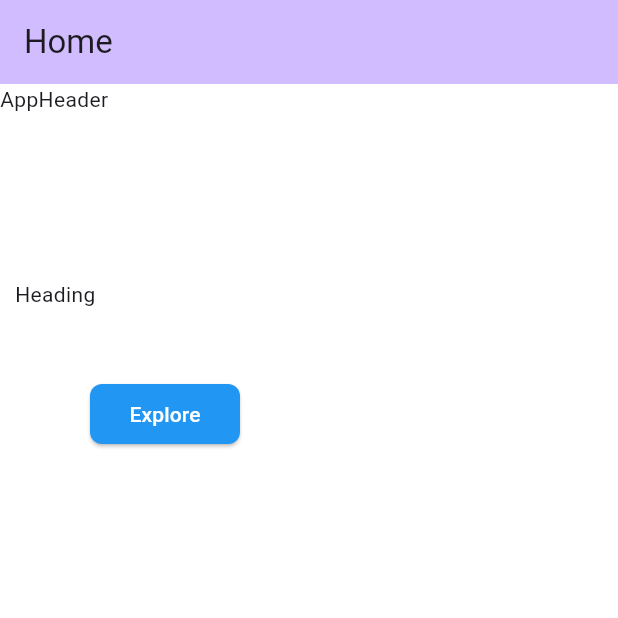
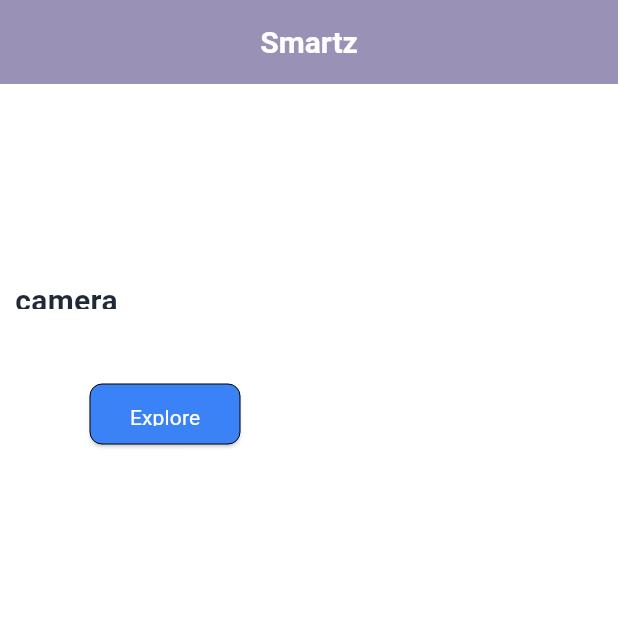
Before and after one commit to xueyiy/app-creator-ios, a Flutter app: the screen it shows after launch, on a phone screen of 412 x 824 dp, the top half of it. Run offline on Flutter 3.47's test engine with Material 3 defaults, Android fonts, the light colour scheme and no system bars.

Commit message:
Sync iOS build files from main project
- Updated Flutter app
- Updated TestFlight service
- Updated minimal package.json (preserves main backend)
- Updated GitHub Actions workflow

Synced at: Mon Aug  4 11:54:57 CDT 2025

```diff
--- a/flutter_app/lib/main.dart
+++ b/flutter_app/lib/main.dart
@@ -24,12 +24,22 @@ class HomeScreen extends StatelessWidget {
   Widget build(BuildContext context) {
     return Scaffold(
       appBar: AppBar(
-        title: Text('Home'),
-        backgroundColor: Theme.of(context).colorScheme.inversePrimary,
+        title: Text(
+          'Smartz',
+          style: TextStyle(
+            fontSize: 20,
+            color: Color(0xFFFFFFFF),
+            fontWeight: FontWeight.w600,
+          ),
+        ),
+        backgroundColor: Color(0xFF9D94B8),
+        foregroundColor: Color(0xFFFFFFFF),
+        elevation: 1,
+        centerTitle: true,
       ),
       body: Container(
-        width: double.infinity,
-        height: double.infinity,
+        width: MediaQuery.of(context).size.width,
+        height: MediaQuery.of(context).size.height - AppBar().preferredSize.height - MediaQuery.of(context).padding.top,
         color: Color(0xFFFFFFFF),
         child: Stack(
           children: [
@@ -43,15 +53,23 @@ class HomeScreen extends StatelessWidget {
                   // Add button action here
                 },
                 style: ElevatedButton.styleFrom(
-                  backgroundColor: Color(0xFF2196F3),
+                  backgroundColor: Color(0xFF3B82F6),
                   foregroundColor: Color(0xFFFFFFFF),
+                  side: BorderSide(
+                    color: Colors.black,
+                    width: 0,
+                  ),
                   shape: RoundedRectangleBorder(
-                    borderRadius: BorderRadius.circular(8.0),
+                    borderRadius: BorderRadius.circular(8),
                   ),
+                  padding: EdgeInsets.symmetric(horizontal: 16, vertical: 12),
                 ),
                 child: Text(
                   'Explore',
-                  style: TextStyle(fontSize: 14),
+                  style: TextStyle(
+                    fontSize: 14,
+                    fontWeight: FontWeight.normal,
+                  ),
                 ),
               ),
             ),
@@ -60,17 +78,13 @@ class HomeScreen extends StatelessWidget {
               top: 130.0,
               width: 174.0,
               height: 20.0,
-              child:               Container(
-                child: Text('Heading'),
-              ),
-            ),
-            Positioned(
-              left: 0.0,
-              top: 0.0,
-              width: 270.0,
-              height: 64.0,
-              child:               Container(
-                child: Text('AppHeader'),
+              child:               Text(
+                'camera',
+                style: TextStyle(
+                  fontSize: 20,
+                  color: Color(0xFF1F2937),
+                  fontWeight: FontWeight.bold,
+                ),
               ),
             )
           ],
--- a/flutter_app/pubspec.yaml
+++ b/flutter_app/pubspec.yaml
@@ -16,7 +16,7 @@ publish_to: 'none' # Remove this line if you wish to publish to pub.dev
 # https://developer.apple.com/library/archive/documentation/General/Reference/InfoPlistKeyReference/Articles/CoreFoundationKeys.html
 # In Windows, build-name is used as the major, minor, and patch parts
 # of the product and file versions while build-number is used as the build suffix.
-version: 1.0.1+1754322170
+version: 1.0.1+1754323348
 
 environment:
   sdk: ^3.8.1
```
Also changed, not shown: flutter_app/assets/app_config.json (+11 -7 lines), 1 other file.
